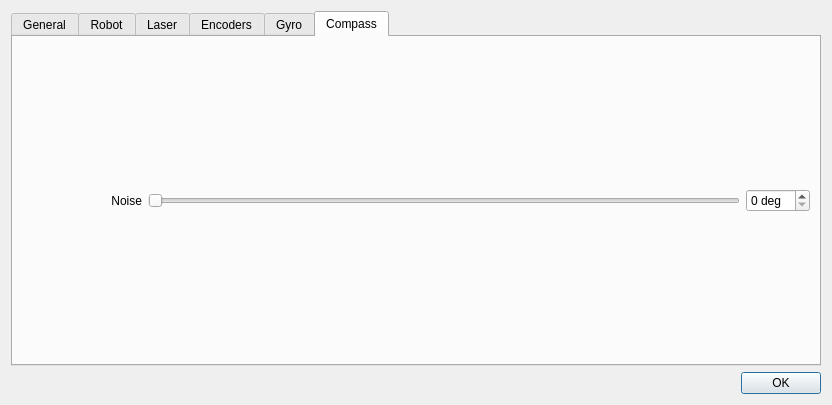
Old version of the form src/ui/settings_dialog.ui in the repository kam3k/MSL-Simulator.
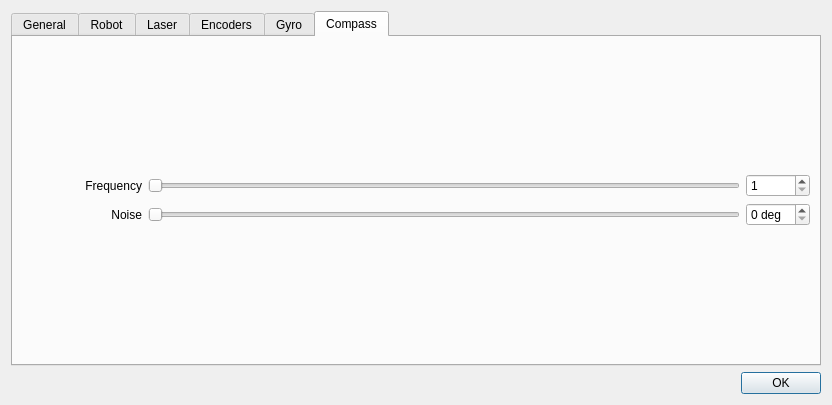
New version of the form. The open tabs and pages were chosen to show the change.

Commit message: Compass now publishes at set frequency.

```diff
--- a/src/ui/settings_dialog.ui
+++ b/src/ui/settings_dialog.ui
@@ -1435,6 +1435,39 @@
            </property>
           </widget>
          </item>
+         <item row="0" column="1">
+          <widget class="QSlider" name="compass_freq_slider">
+           <property name="minimum">
+            <number>1</number>
+           </property>
+           <property name="maximum">
+            <number>100</number>
+           </property>
+           <property name="orientation">
+            <enum>Qt::Horizontal</enum>
+           </property>
+          </widget>
+         </item>
+         <item row="0" column="0">
+          <widget class="QLabel" name="label_17">
+           <property name="text">
+            <string>Frequency</string>
+           </property>
+           <property name="alignment">
+            <set>Qt::AlignRight|Qt::AlignTrailing|Qt::AlignVCenter</set>
+           </property>
+          </widget>
+         </item>
+         <item row="0" column="2">
+          <widget class="QSpinBox" name="compass_freq_box">
+           <property name="minimum">
+            <number>1</number>
+           </property>
+           <property name="maximum">
+            <number>100</number>
+           </property>
+          </widget>
+         </item>
         </layout>
        </item>
       </layout>
```
Left out of the diff: 2 changed lines with no effect on the pictures. The commit also changes 5 other files.
